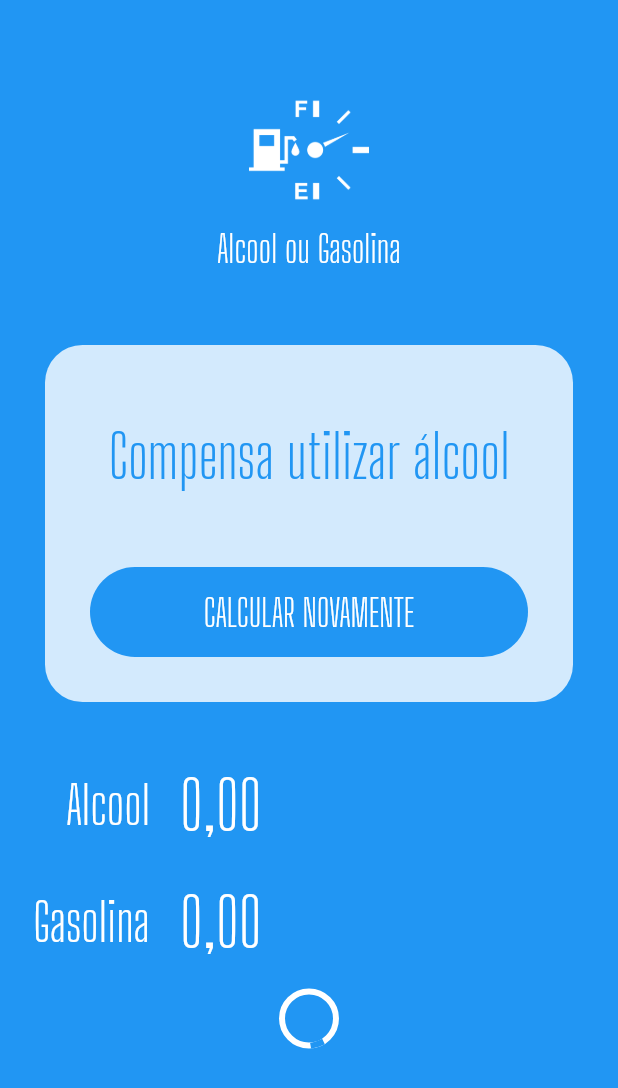
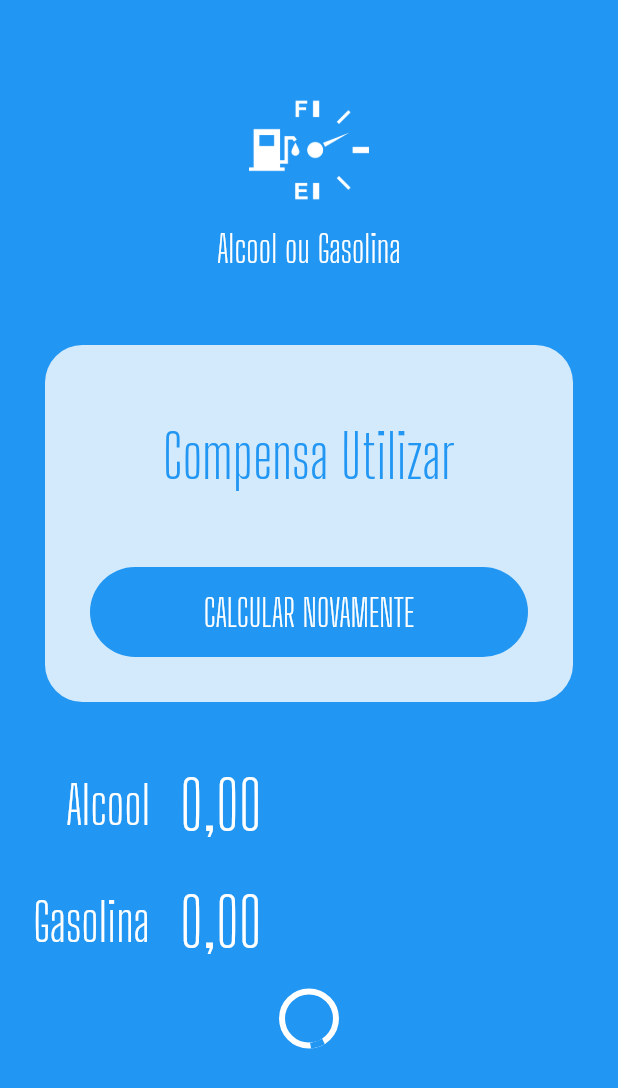
Before and after one commit to thiagothisan/comparador_combustivel, a Flutter app: the screen it shows after launch, on a phone screen of 412 x 824 dp. Shown: the top 1088 px of the screen. Run offline on Flutter 3.47's test engine with Material 2 defaults, Android fonts, the phone set to English and light mode, and no system bars; our stand-ins replace flutter_masked_text.

Commit message:
criando o success_widget

```diff
--- a/lib/pages/home_page.dart
+++ b/lib/pages/home_page.dart
@@ -1,6 +1,7 @@
 import 'package:comparador_combustivel/widgets/input_widget.dart';
 import 'package:comparador_combustivel/widgets/loading_buttom_widget.dart';
 import 'package:comparador_combustivel/widgets/logo_widget.dart';
+import 'package:comparador_combustivel/widgets/success_widget.dart';
 import 'package:flutter/material.dart';
 import 'package:flutter_masked_text/flutter_masked_text.dart';
 
@@ -15,37 +16,9 @@ class HomePage extends StatelessWidget {
       body: ListView(
         children: <Widget>[
           LogoWidget(),
-          Container(
-            margin: EdgeInsets.all(30),
-            decoration: BoxDecoration(
-              color: Colors.white.withOpacity(0.8),
-              borderRadius: BorderRadius.circular(25),
-            ),
-            child: Column(
-              children: <Widget>[
-                SizedBox(
-                  height: 50,
-                ),
-                Text(
-                  "Compensa utilizar álcool",
-                  style: TextStyle(
-                    color: Theme.of(context).primaryColor,
-                    fontSize: 40,
-                    fontFamily: "Big Shoulders Display",
-                  ),
-                  textAlign: TextAlign.center,
-                ),
-                SizedBox(
-                  height: 20,
-                ),
-                LoadingButtomWidget(
-                  busy: false,
-                  invert: true,
-                  func: () {},
-                  text: "CALCULAR NOVAMENTE",
-                ),
-              ],
-            ),
+          SuccessWidget(
+            reset: () {},
+            result: "Compensa Utilizar",
           ),
           InputWidget(
             label: "Alcool",
--- /dev/null
+++ b/lib/widgets/success_widget.dart
@@ -0,0 +1,47 @@
+import 'package:flutter/material.dart';
+
+import 'loading_buttom_widget.dart';
+
+class SuccessWidget extends StatelessWidget {
+  String result = "";
+  Function reset;
+  SuccessWidget({
+    @required this.result,
+    @required this.reset,
+  });
+  @override
+  Widget build(BuildContext context) {
+    return Container(
+      margin: EdgeInsets.all(30),
+      decoration: BoxDecoration(
+        color: Colors.white.withOpacity(0.8),
+        borderRadius: BorderRadius.circular(25),
+      ),
+      child: Column(
+        children: <Widget>[
+          SizedBox(
+            height: 50,
+          ),
+          Text(
+            result,
+            style: TextStyle(
+              color: Theme.of(context).primaryColor,
+              fontSize: 40,
+              fontFamily: "Big Shoulders Display",
+            ),
+            textAlign: TextAlign.center,
+          ),
+          SizedBox(
+            height: 20,
+          ),
+          LoadingButtomWidget(
+            busy: false,
+            invert: true,
+            func: reset,
+            text: "CALCULAR NOVAMENTE",
+          ),
+        ],
+      ),
+    );
+  }
+}
```
